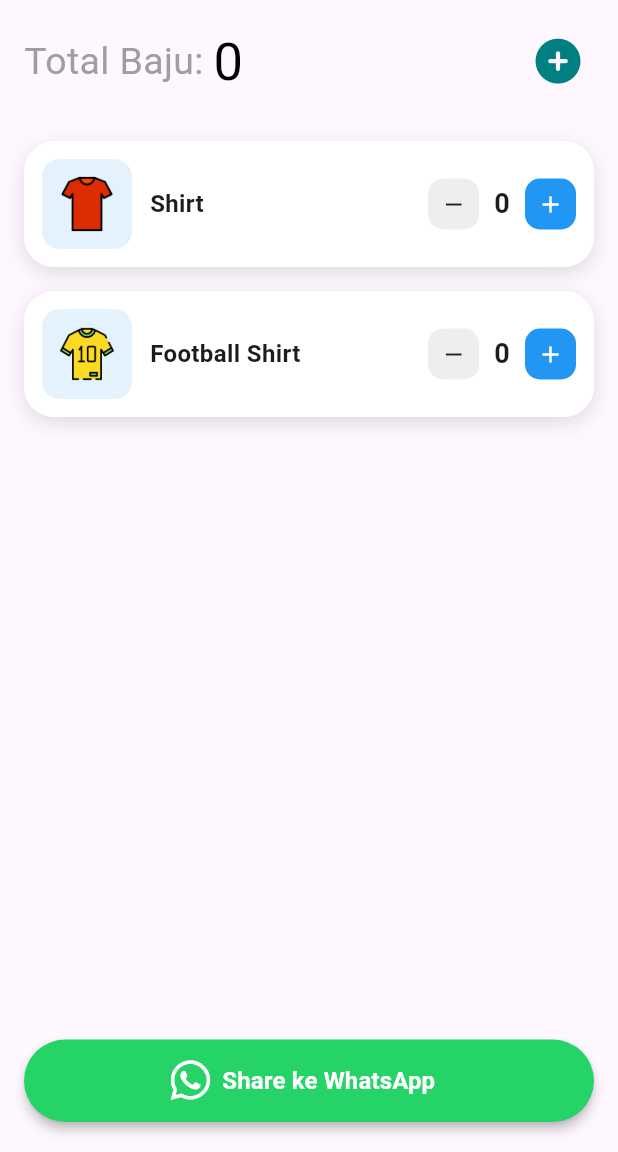
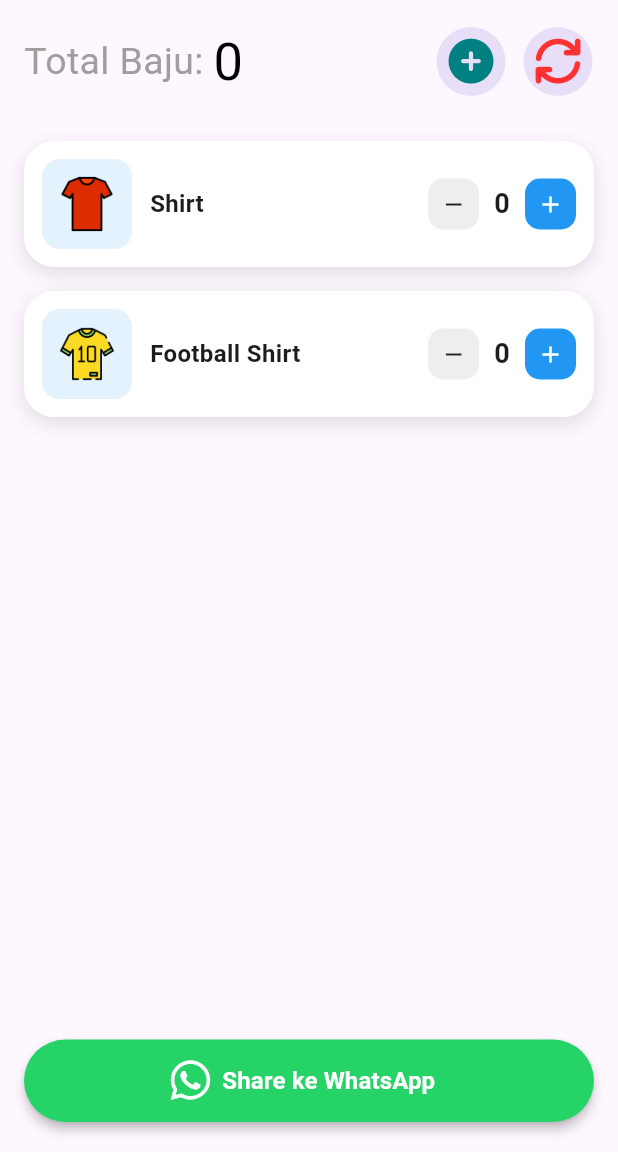
Before and after one commit to avinash322/LaundryCounter, a Flutter app: the screen it shows after launch, on a phone screen of 412 x 824 dp, the part 84-1236 px from its top. Run offline on Flutter 3.47's test engine with Material 3 defaults, Android fonts, the phone set to English and light mode, and no system bars; our stand-ins replace font_awesome_flutter; Roboto replaces fonts that are missing (GoogleSans).

Commit message:
feat(dashboard):add refresh button

```diff
--- a/lib/dashboard.dart
+++ b/lib/dashboard.dart
@@ -43,7 +43,7 @@ class _DashboardState extends State<Dashboard> {
                     style: TextStyle(fontSize: 35, color: Colors.black),
                   ),
                   Spacer(),
-                  IconButton(
+                  IconButton.filledTonal(
                     iconSize: 30,
                     color: Color(0xFF008080),
                     onPressed: () {
@@ -54,6 +54,19 @@ class _DashboardState extends State<Dashboard> {
                       });
                     },
                     icon: FaIcon(FontAwesomeIcons.plusCircle),
+                  ),
+                  SizedBox(width: 10),
+                  IconButton.filledTonal(
+                    iconSize: 30,
+                    color: Color(0xFFFF3131),
+                    onPressed: () {
+                      setState(() {
+                        counter = 0;
+                        counterbajurumah = 0;
+                        counterbajubola = 0;
+                      });
+                    },
+                    icon: FaIcon(FontAwesomeIcons.refresh),
                   ),
                 ],
               ),
```
